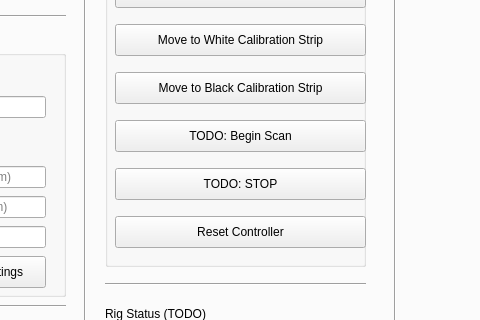
Old version of the form HSIRig/ui/main_window.ui in the repository LCAS/Qualicrop; both pictures show x 437 to 917 and y 202 to 522 of the 1459 by 792 pixel window.
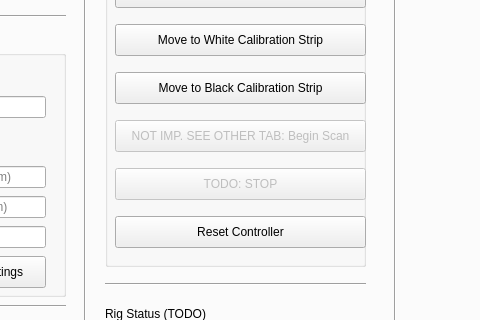
New version of the form. The open tabs and pages were chosen to show the change.

What changed in the file:
```diff
--- a/HSIRig/ui/main_window.ui
+++ b/HSIRig/ui/main_window.ui
@@ -728,6 +728,9 @@
        </property>
       </widget>
       <widget class="QPushButton" name="btnScan">
+       <property name="enabled">
+        <bool>false</bool>
+       </property>
        <property name="geometry">
         <rect>
          <x>10</x>
@@ -743,10 +746,13 @@
         </size>
        </property>
        <property name="text">
-        <string>TODO: Begin Scan</string>
+        <string>NOT IMP. SEE OTHER TAB: Begin Scan</string>
        </property>
       </widget>
       <widget class="QPushButton" name="btnStop">
+       <property name="enabled">
+        <bool>false</bool>
+       </property>
        <property name="geometry">
         <rect>
          <x>10</x>
```
Left out of the diff: 4 changed lines with no effect on the pictures.
